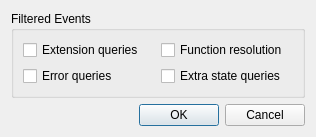
Above: gui/ui/settings.ui from apitrace/apitrace before the change. Below: the same form after it.
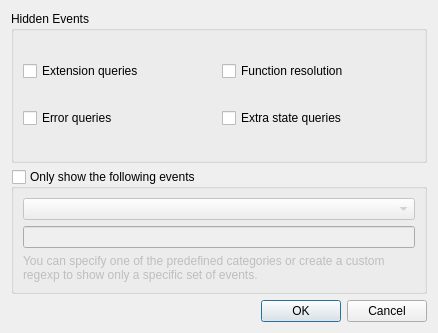
That is the form after the change.

Commit message: Implement showing only of events specified by a regexp.

What changed in the file:
```diff
--- a/gui/ui/settings.ui
+++ b/gui/ui/settings.ui
@@ -6,8 +6,8 @@
    <rect>
     <x>0</x>
     <y>0</y>
-    <width>316</width>
-    <height>128</height>
+    <width>438</width>
+    <height>333</height>
    </rect>
   </property>
   <property name="windowTitle">
@@ -16,8 +16,14 @@
   <layout class="QVBoxLayout" name="verticalLayout">
    <item>
     <widget class="QGroupBox" name="groupBox">
+     <property name="sizePolicy">
+      <sizepolicy hsizetype="Preferred" vsizetype="Expanding">
+       <horstretch>0</horstretch>
+       <verstretch>0</verstretch>
+      </sizepolicy>
+     </property>
      <property name="title">
-      <string>Filtered Events</string>
+      <string>Hidden Events</string>
      </property>
      <layout class="QGridLayout" name="gridLayout">
       <item row="0" column="0">
@@ -51,6 +57,37 @@
      </layout>
     </widget>
    </item>
+   <item>
+    <widget class="QGroupBox" name="showFilterBox">
+     <property name="title">
+      <string>Only show the following events</string>
+     </property>
+     <property name="checkable">
+      <bool>true</bool>
+     </property>
+     <property name="checked">
+      <bool>false</bool>
+     </property>
+     <layout class="QVBoxLayout" name="verticalLayout_2">
+      <item>
+       <widget class="QComboBox" name="showFilterCB"/>
+      </item>
+      <item>
+       <widget class="QLineEdit" name="showFilterEdit"/>
+      </item>
+      <item>
+       <widget class="QLabel" name="label">
+        <property name="text">
+         <string>You can specify one of the predefined categories or create a custom regexp to show only a specific set of events.</string>
+        </property>
+        <property name="wordWrap">
+         <bool>true</bool>
+        </property>
+       </widget>
+      </item>
+     </layout>
+    </widget>
+   </item>
    <item>
     <widget class="QDialogButtonBox" name="buttonBox">
      <property name="orientation">
```
The commit also changes 6 other files.
